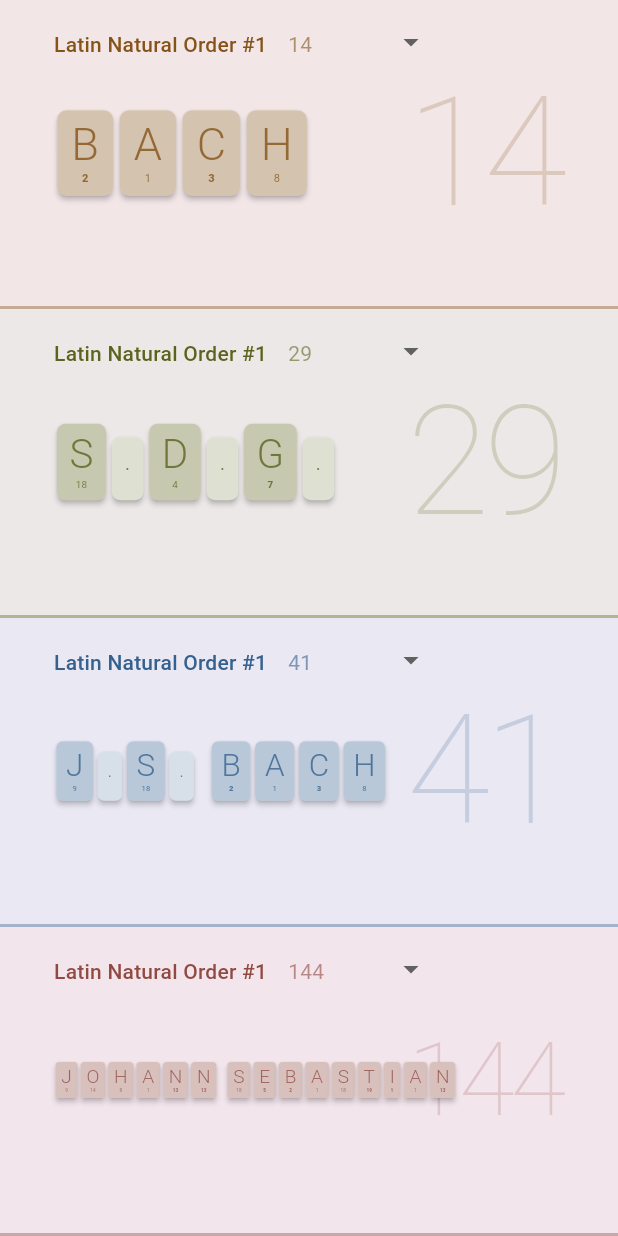
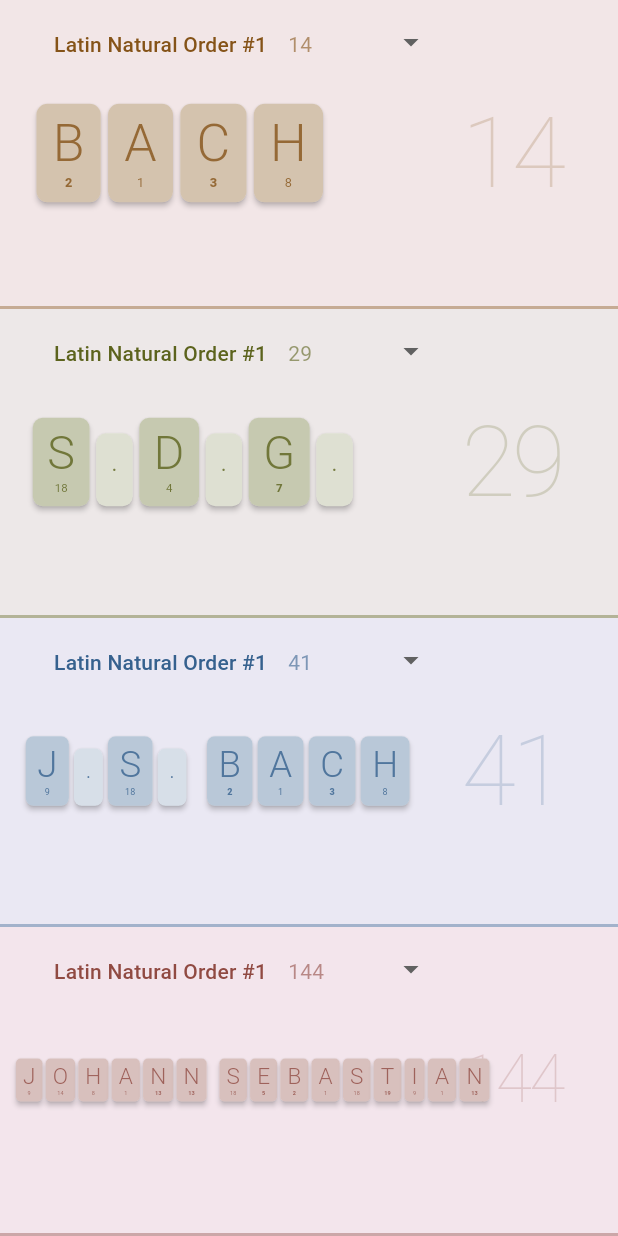
Before and after one commit to albertms10/note_names, a Flutter app: the screen it shows after launch, on a phone screen of 412 x 824 dp. Run offline on Flutter 3.47's test engine with Material 2 defaults, Android fonts, the light colour scheme and no system bars; our stand-ins replace diacritic.

Commit message:
feat(name_section): improve spacing responsiveness

```diff
--- a/lib/widgets/name_section.dart
+++ b/lib/widgets/name_section.dart
@@ -32,7 +32,6 @@
           final color = theme.colorScheme.primary;
 
           return Container(
-            padding: const EdgeInsets.symmetric(horizontal: 36),
             decoration: BoxDecoration(
               color: color.withOpacity(0.1),
               border: Border(
@@ -44,12 +43,17 @@
               children: [
                 Align(
                   alignment: AlignmentDirectional.centerEnd,
+                  child: Container(
+                    padding: const EdgeInsetsDirectional.only(end: 36),
+                    width: MediaQuery.of(context).size.width / 4,
                     child: _NameSectionValue(value: name.value, color: color),
+                  ),
                 ),
                 Center(
                   child: FittedBox(
                     child: Padding(
                       padding: const EdgeInsetsDirectional.only(
+                        start: 36,
                         top: 12,
                         end: 320,
                         bottom: 12,
@@ -58,8 +62,9 @@
                     ),
                   ),
                 ),
-                SizedBox(
+                Container(
                   width: 250,
+                  margin: const EdgeInsetsDirectional.only(start: 36),
                   child: AlphabetDropdown(
                     name: name,
                     onAlphabetChanged: (alphabet) {
@@ -92,9 +97,7 @@
   Widget build(BuildContext context) {
     final theme = Theme.of(context);
 
-    return SizedBox(
-      width: MediaQuery.of(context).size.width / 4,
-      child: FittedBox(
+    return FittedBox(
       fit: BoxFit.scaleDown,
       alignment: AlignmentDirectional.centerEnd,
       child: Text(
@@ -106,7 +109,6 @@
           letterSpacing: -8,
         ),
       ),
-      ),
     );
   }
 }
```
Lines whose indentation alone changed are shown as unchanged.
